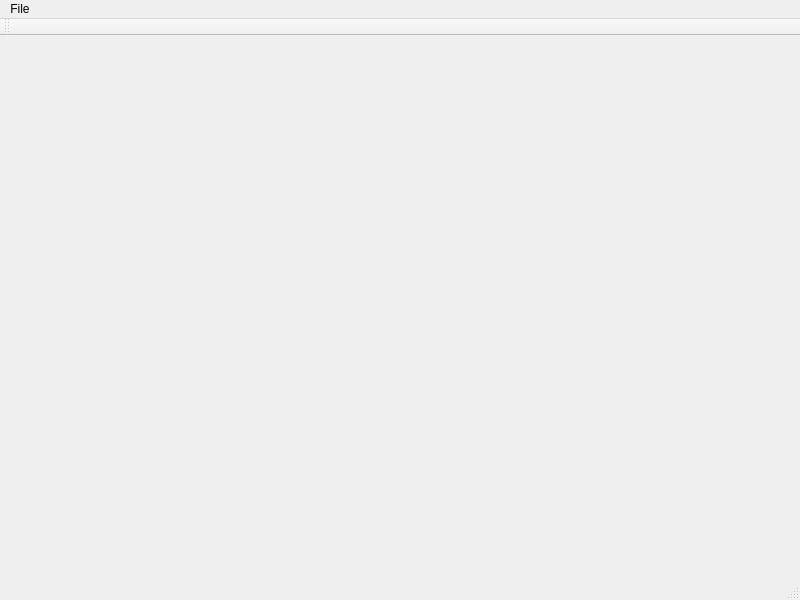
Before: the Qt Designer form Editor/editor.ui in NinjaDanz3r/NinjaOctopushBurgersOfDoom, drawn with Qt 5.
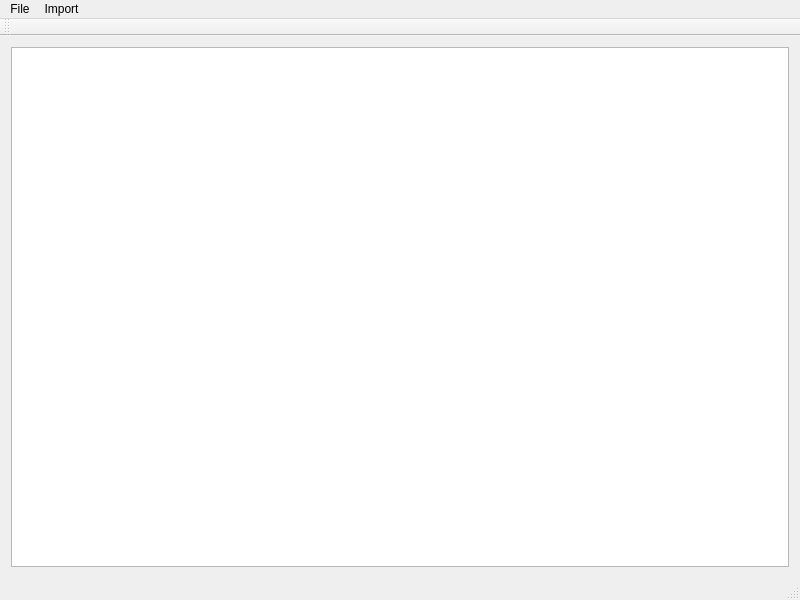
After: the same form once the commit is applied. Icons and pictures are not drawn.

The edit to the form file:
```diff
--- a/Editor/editor.ui
+++ b/Editor/editor.ui
@@ -10,10 +10,34 @@
     <height>600</height>
    </rect>
   </property>
+  <property name="sizePolicy">
+   <sizepolicy hsizetype="Expanding" vsizetype="Expanding">
+    <horstretch>0</horstretch>
+    <verstretch>0</verstretch>
+   </sizepolicy>
+  </property>
   <property name="windowTitle">
    <string>Editor</string>
   </property>
-  <widget class="QWidget" name="centralWidget"/>
+  <widget class="QWidget" name="centralWidget">
+   <layout class="QHBoxLayout" name="horizontalLayout">
+    <item>
+     <widget class="QTreeWidget" name="treeWidget">
+      <property name="columnCount">
+       <number>1</number>
+      </property>
+      <attribute name="headerVisible">
+       <bool>false</bool>
+      </attribute>
+      <column>
+       <property name="text">
+        <string>1</string>
+       </property>
+      </column>
+     </widget>
+    </item>
+   </layout>
+  </widget>
   <widget class="QMenuBar" name="menuBar">
    <property name="geometry">
     <rect>
@@ -34,7 +58,14 @@
     <addaction name="separator"/>
     <addaction name="actionQuit"/>
    </widget>
+   <widget class="QMenu" name="menuImport">
+    <property name="title">
+     <string>Import</string>
+    </property>
+    <addaction name="actionImportModel"/>
+   </widget>
    <addaction name="menuFile"/>
+   <addaction name="menuImport"/>
   </widget>
   <widget class="QToolBar" name="mainToolBar">
    <attribute name="toolBarArea">
```
Left out of the diff: 12 changed lines with no effect on the pictures.
